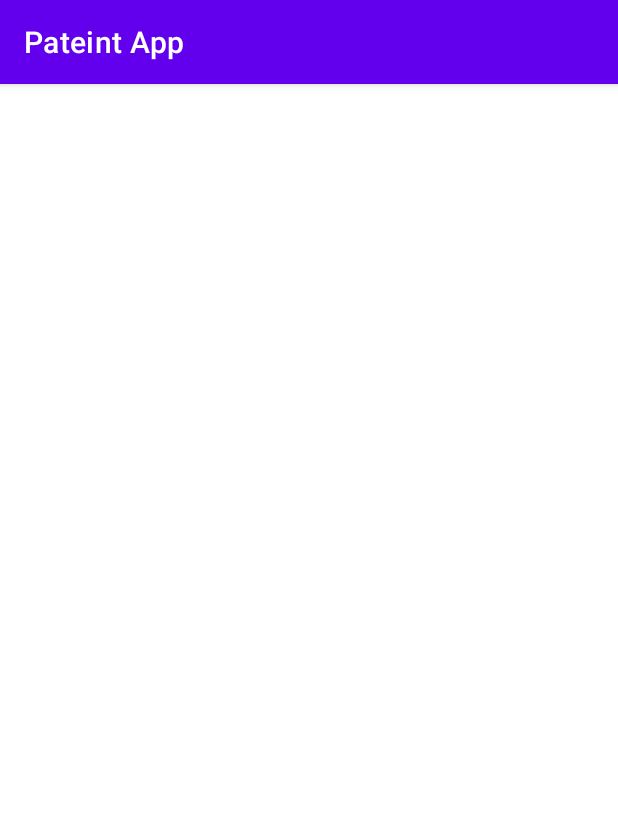
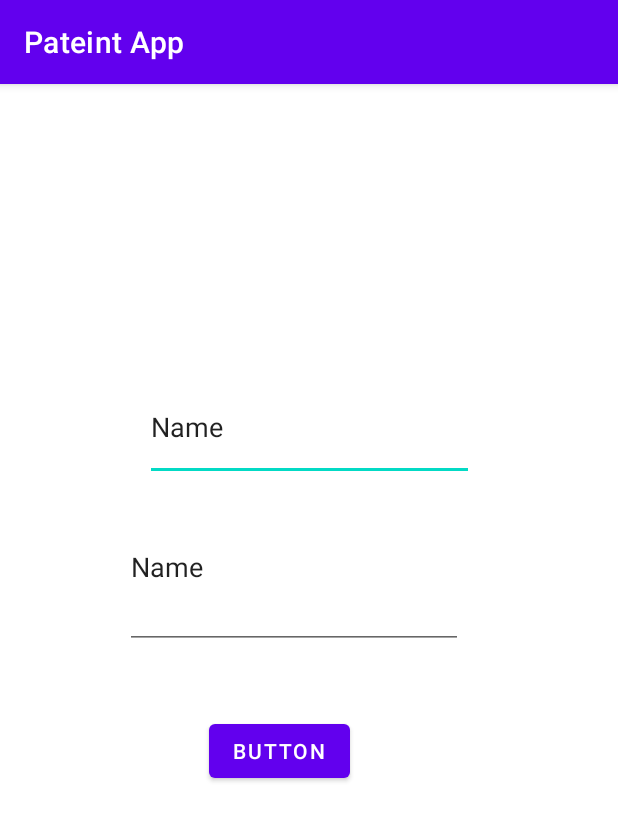
Before and after one commit to priyanshu1402/Patient-App, an Android app: the MainActivity screen opened directly, with no data from a screen before it, on a phone screen of 412 x 824 dp. Shown: the top 821 px of the screen. Run offline under Robolectric (Android 15) with nearby library versions, the phone set to English and light mode, and no system bars.

```diff
--- a/app/build.gradle
+++ b/app/build.gradle
@@ -39,4 +39,6 @@ dependencies {
 //    implementation 'com.android.support:recyclerview-v7:28.0.0'
     implementation "androidx.cardview:cardview:1.0.0"
     implementation 'com.android.support.cardview-v7:28.0.0'
+    implementation 'com.squareup.retrofit2:retrofit:2.3.0'
+    implementation 'com.squareup.retrofit2:converter-gson:2.3.0'
 }
--- a/app/src/main/AndroidManifest.xml
+++ b/app/src/main/AndroidManifest.xml
@@ -2,11 +2,13 @@
 <manifest xmlns:android="http://schemas.android.com/apk/res/android"
     xmlns:tools="http://schemas.android.com/tools"
     package="com.example.pateintapp">
+    <uses-permission android:name="android.permission.INTERNET"/>
 
     <application
         android:allowBackup="true"
         android:dataExtractionRules="@xml/data_extraction_rules"
         android:fullBackupContent="@xml/backup_rules"
+        android:usesCleartextTraffic="true"
         android:icon="@mipmap/ic_launcher"
         android:label="@string/app_name"
         android:roundIcon="@mipmap/ic_launcher_round"
--- a/app/src/main/java/com/example/pateintapp/MainActivity.java
+++ b/app/src/main/java/com/example/pateintapp/MainActivity.java
@@ -1,14 +1,78 @@
 package com.example.pateintapp;
 
+import androidx.appcompat.app.AlertDialog;
 import androidx.appcompat.app.AppCompatActivity;
 
 import android.os.Bundle;
+import android.view.View;
+import android.widget.Button;
+import android.widget.EditText;
+import android.widget.Toast;
+
+import java.util.HashMap;
+
+import retrofit2.Call;
+import retrofit2.Callback;
+import retrofit2.Response;
+import retrofit2.Retrofit;
+import retrofit2.converter.gson.GsonConverterFactory;
 
 public class MainActivity extends AppCompatActivity {
+    private RetrofitInterface retrofitInterface;
+    private Retrofit retrofit;
+    private String BASE_URL="http://192.168.107.140:3000";
 
     @Override
     protected void onCreate(Bundle savedInstanceState) {
         super.onCreate(savedInstanceState);
         setContentView(R.layout.activity_main);
+        retrofit =new Retrofit.Builder()
+                .baseUrl(BASE_URL)
+                        .addConverterFactory(GsonConverterFactory.create())
+                                .build();
+        retrofitInterface=retrofit.create(RetrofitInterface.class);
+        findViewById(R.id.loginb).setOnClickListener(new View.OnClickListener() {
+            @Override
+            public void onClick(View v) {
+                handleLogindailog();
+            }
+        });
+    }
+
+    private void handleLogindailog() {
+        View v= getLayoutInflater().inflate(R.layout.activity_main, null);
+        AlertDialog.Builder builder = new AlertDialog.Builder(this );
+        builder.setView(v).show();
+        Button loginb = v.findViewById(R.id.loginb);
+        EditText name= v.findViewById(R.id.username);
+        EditText password=v.findViewById(R.id.password);
+
+        loginb.setOnClickListener(new View.OnClickListener(){
+            @Override
+            public void onClick(View v){
+                HashMap<String,String> map =new HashMap<>();
+                map.put("name", name.getText().toString());
+                map.put("password", password.getText().toString());
+                Call<loginr>call=retrofitInterface.executeLogin(map);
+                call.enqueue(new Callback<loginr>() {
+                    @Override
+                    public void onResponse(Call<loginr> call, Response<loginr> response) {
+                        if (response.code()==200){
+                            Toast.makeText(MainActivity.this, "signedin",Toast.LENGTH_LONG).show();
+                        } else if (response.code() == 400) {
+                            Toast.makeText(MainActivity.this, "400",Toast.LENGTH_LONG).show();
+                        }
+                    }
+
+                    @Override
+                    public void onFailure(Call<loginr> call, Throwable t) {
+                        Toast.makeText(MainActivity.this, t.getMessage(),Toast.LENGTH_LONG).show();
+                    }
+                });
+            }
+
+        });
+
+
     }
 }
--- /dev/null
+++ b/app/src/main/java/com/example/pateintapp/RetrofitInterface.java
@@ -0,0 +1,13 @@
+package com.example.pateintapp;
+
+import java.util.HashMap;
+
+import retrofit2.Call;
+import retrofit2.http.Body;
+import retrofit2.http.POST;
+
+public interface RetrofitInterface {
+    @POST("/login")
+    Call<loginr> executeLogin(@Body HashMap<String , String> map);
+
+}
--- a/app/src/main/res/layout/activity_main.xml
+++ b/app/src/main/res/layout/activity_main.xml
@@ -6,13 +6,43 @@
     android:layout_height="match_parent"
     tools:context=".MainActivity">
 
-    <androidx.recyclerview.widget.RecyclerView
-        android:id="@+id/recyclerView"
-        android:layout_width="409dp"
-        android:layout_height="729dp"
-        app:layout_constraintBottom_toBottomOf="parent"
+    <EditText
+        android:id="@+id/username"
+        android:layout_width="219dp"
+        android:layout_height="0dp"
+        android:layout_marginTop="193dp"
+        android:layout_marginBottom="3dp"
+        android:ems="10"
+        android:inputType="textPersonName"
+        android:text="Name"
+        app:layout_constraintBottom_toTopOf="@+id/password"
         app:layout_constraintEnd_toEndOf="parent"
-        app:layout_constraintHorizontal_bias="0.0"
         app:layout_constraintStart_toStartOf="parent"
         app:layout_constraintTop_toTopOf="parent" />
+
+    <EditText
+        android:id="@+id/password"
+        android:layout_width="225dp"
+        android:layout_height="0dp"
+        android:layout_marginTop="268dp"
+        android:layout_marginEnd="7dp"
+        android:layout_marginBottom="44dp"
+        android:ems="10"
+        android:inputType="textPersonName"
+        android:text="Name"
+        app:layout_constraintBottom_toTopOf="@+id/loginb"
+        app:layout_constraintEnd_toEndOf="@+id/username"
+        app:layout_constraintTop_toTopOf="parent"
+        tools:ignore="MissingConstraints" />
+
+    <Button
+        android:id="@+id/loginb"
+        android:layout_width="wrap_content"
+        android:layout_height="wrap_content"
+        android:layout_marginStart="56dp"
+        android:layout_marginBottom="299dp"
+        android:text="Button"
+        app:layout_constraintBottom_toBottomOf="parent"
+        app:layout_constraintStart_toStartOf="@+id/password"
+        app:layout_constraintTop_toBottomOf="@+id/password" />
 </androidx.constraintlayout.widget.ConstraintLayout>
```
Also changed, not shown: app/src/main/java/com/example/pateintapp/loginr.java (added, +14 -0 lines).
